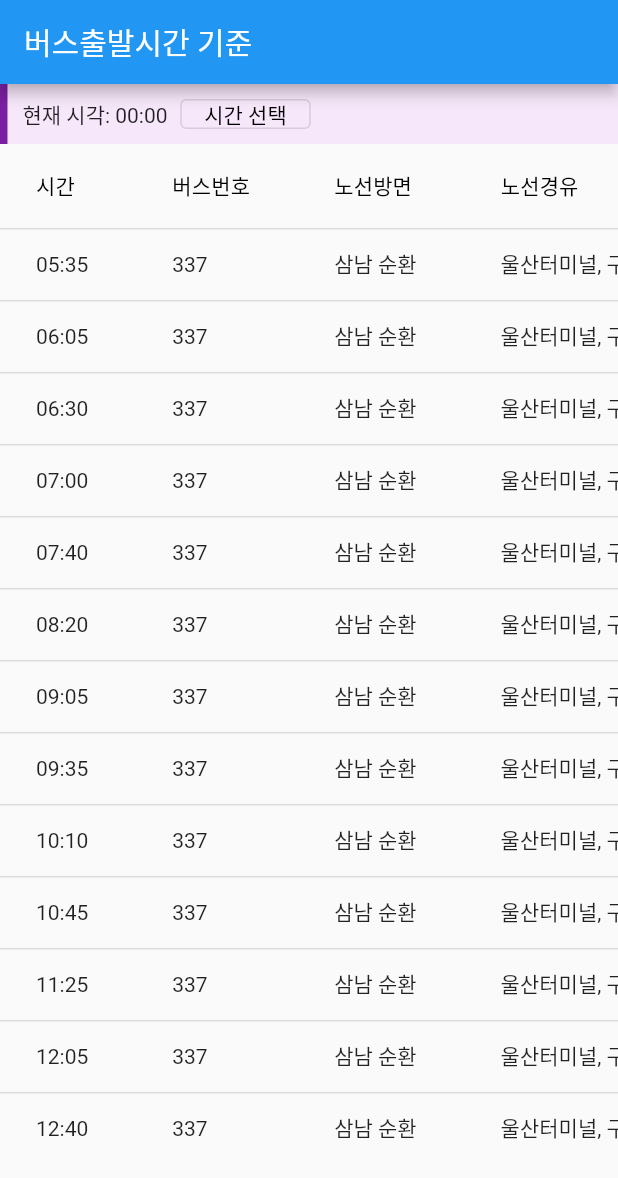
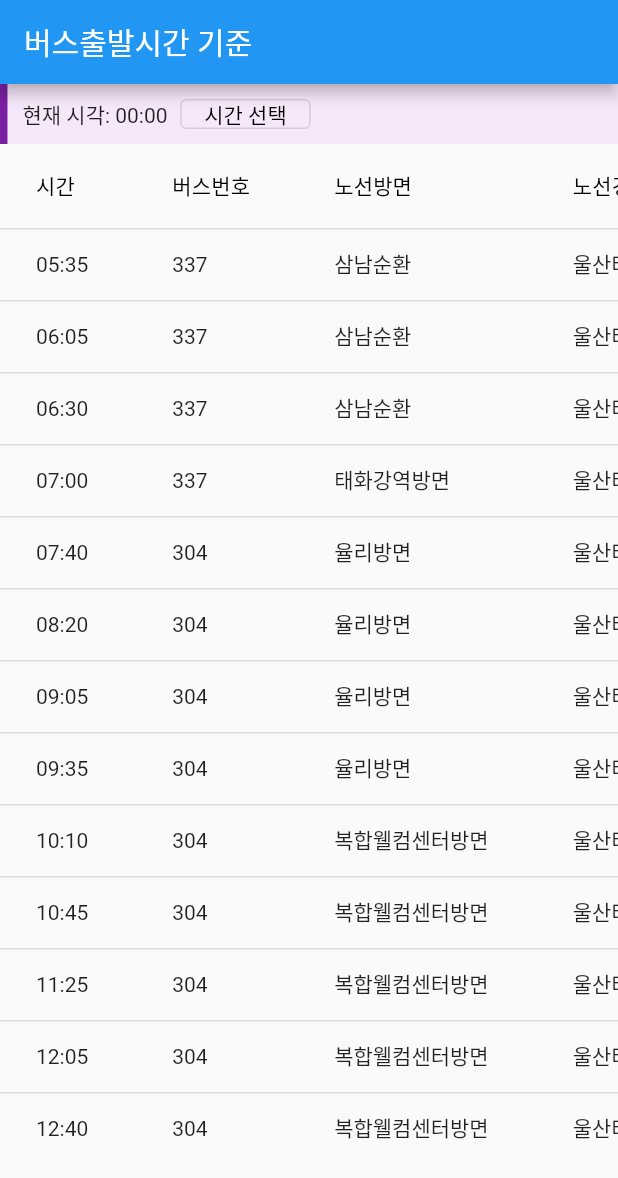
Before and after one commit to junwha0511/Bus-HeXA-App, a Flutter app: the deparatureTime screen opened directly, on a phone screen of 412 x 824 dp. Shown: the top 1178 px of the screen. Run offline on Flutter 3.47's test engine with Material 2 defaults, Android fonts, the phone set to English and light mode, and no system bars; network calls fail.

Commit message:
08-16
provider는 아직 공부 중이어서 작업하지 못했습니다. 일단 api에 있는 데이터를 가져왔을 때 데이터를 수정하지 않고 사용할 수 있도록 코드를 조금 수정했습니다. 그리고 bus_direction.dart파일은 제가 출발시간페이지 수정하기 전 코드가 있는데 실수로 같이 올라간 것 같아서 삭제했습니다.

```diff
--- a/lib/bus_direction.dart
+++ /dev/null
@@ -1,249 +0,0 @@
-import 'dart:math';
-
-import 'package:flutter/material.dart';
-
-void main() => runApp(BusTime());
-
-class BusTime extends StatefulWidget {
-  @override
-  _BusTimeState createState() => _BusTimeState();
-}
-
-class _BusTimeState extends State<BusTime> {
-  List<Map> _busTime = [
-    {
-      'hour': 05,
-      'minute': 35,
-      'time':'05:35',
-      'busnumber': '337',
-      'busdiretion': '삼남 순환',
-      'route': '울산터미널, 구영리, 언양터미널, KTX울산역'
-    },
-    {
-      'hour': 06,
-      'minute': 05,
-      'time':'06:05',
-      'busnumber': '337',
-      'busdiretion': '삼남 순환',
-      'route': '울산터미널, 구영리, 언양터미널, KTX울산역'
-    },
-    {
-      'hour': 06,
-      'minute': 30,
-      'time':'06:30',
-      'busnumber': '337',
-      'busdiretion': '삼남 순환',
-      'route': '울산터미널, 구영리, 언양터미널, KTX울산역'
-    },
-    {
-      'hour': 07,
-      'minute': 00,
-      'time':'07:00',
-      'busnumber': '337',
-      'busdiretion': '삼남 순환',
-      'route': '울산터미널, 구영리, 언양터미널, KTX울산역'
-    },
-    {
-      'hour': 07,
-      'minute': 40,
-      'time':'07:40',
-      'busnumber': '337',
-      'busdiretion': '삼남 순환',
-      'route': '울산터미널, 구영리, 언양터미널, KTX울산역'
-    },
-    {
-      'hour': 08,
-      'minute': 20,
-      'time':'08:20',
-      'busnumber': '337',
-      'busdiretion': '삼남 순환',
-      'route': '울산터미널, 구영리, 언양터미널, KTX울산역'
-    },
-    {
-      'hour': 09,
-      'minute': 05,
-      'time':'09:05',
-      'busnumber': '337',
-      'busdiretion': '삼남 순환',
-      'route': '울산터미널, 구영리, 언양터미널, KTX울산역'
-    },
-    {
-      'hour': 09,
-      'minute': 35,
-      'time':'09:35',
-      'busnumber': '337',
-      'busdiretion': '삼남 순환',
-      'route': '울산터미널, 구영리, 언양터미널, KTX울산역'
-    },
-    {
-      'hour': 10,
-      'minute': 10,
-      'time':'10:10',
-      'busnumber': '337',
-      'busdiretion': '삼남 순환',
-      'route': '울산터미널, 구영리, 언양터미널, KTX울산역'
-    },
-    {
-      'hour': 10,
-      'minute': 45,
-      'time':'10:45',
-      'busnumber': '337',
-      'busdiretion': '삼남 순환',
-      'route': '울산터미널, 구영리, 언양터미널, KTX울산역'
-    },
-    {
-      'hour': 11,
-      'minute': 25,
-      'time':'11:25',
-      'busnumber': '337',
-      'busdiretion': '삼남 순환',
-      'route': '울산터미널, 구영리, 언양터미널, KTX울산역'
-    },
-    {
-      'hour': 12,
-      'minute': 05,
-      'time':'12:05',
-      'busnumber': '337',
-      'busdiretion': '삼남 순환',
-      'route': '울산터미널, 구영리, 언양터미널, KTX울산역'
-    },
-    {
-      'hour': 12,
-      'minute': 40,
-      'time':'12:40',
-      'busnumber': '337',
-      'busdiretion': '삼남 순환',
-      'route': '울산터미널, 구영리, 언양터미널, KTX울산역'
-    },
-  ];
-
-TimeOfDay time = TimeOfDay(hour: 00, minute: 00);
-
-void _showTimePicker(){
-  showTimePicker(context: context,
-   initialTime: time).then((value) {
-    setState(() {
-      time=value!;
-    });
-   });
-}
-
-  @override
-  Widget build(BuildContext context) {
-
-
-var splitTime = [];
-var timeOfBusTime = [];
-var hourOfTime = new List.empty(growable: true);
-var minuteOfTime = new List.empty(growable: true);
-
-for (var i =0; i<_busTime.length; i++) {
-  splitTime = _busTime[i]['time'].split(':');
-  hourOfTime.add(splitTime[0]);
-  minuteOfTime.add(splitTime[1]);
-  splitTime=[];
-}
-
-var newList = new List.empty(growable: true);
-
-for (var i =0; i<_busTime.length; i++) {
-  if(hourOfTime[i] >= time.hour){
-    if(minuteOfTime[i]>=time.minute){
-      newList.add(_busTime[i]);
-    }
-  };
-}
-
-    return MaterialApp(
-      home:Scaffold(
-        appBar: AppBar(
-          title: Text('버스출발시간 기준'),
-        ),
-        body: SafeArea(
-          child: Center(
-            child: SingleChildScrollView(
-              child: Column(
-                children: <Widget>[
-                  Row(
-                    mainAxisAlignment: MainAxisAlignment.center,
-                    children: <Widget>[
-                    Container(
-                      height: 40,
-                      width: 5,
-                      padding: EdgeInsets.symmetric(vertical: 5.0),
-                      decoration: BoxDecoration(color: Colors.purple[700]),
-                    ),
-                    Expanded(child: Container(
-                      height: 40,
-                      padding: EdgeInsets.all(10.0),
-                      decoration: BoxDecoration(color: Colors.purpleAccent.withOpacity(0.1)),
-                      child: Row(
-                        children: [
-                          Text(
-                        '현재 시각: ${time.hour.toString().padLeft(2,'0')}:${time.minute.toString().padLeft(2, '0')} '
-                      ),
-                      const SizedBox( width: 5,),
-                     TextButton(child: Text('시간 선택'),
-                     onPressed:(){
-                      showDialog(context: context,
-                      barrierDismissible: true,
-                       builder: (BuildContext context){
-                        return AlertDialog(
-                          content: Row(children: [
-                            Text('hi')
-                          ],),
-                          actions: [
-                            TextButton(child: const Text('확인'),
-                            onPressed: (){
-                              Navigator.of(context).pop();
-                            },)
-                          ],
-                        );
-                       });
-                     })
-                        ],
-                      )
-                    ),
-                    ),
-              ],
-              ),
-              SingleChildScrollView(
-                scrollDirection: Axis.horizontal,
-                child: Container(
-                  child: _createDataTable(),
-                )
-              ),
-
-                ],
-              ),
-            ),
-          ),
-        ),
-      ),
-      debugShowCheckedModeBanner: false,
-    );
-  }
-
-  DataTable _createDataTable() {
-    return DataTable(columns: _createColumns(), rows: _createRows());
-  }
-
-  List<DataColumn> _createColumns() {
-    return [
-      DataColumn(label: Text('시간')),
-      DataColumn(label: Text('버스번호')),
-      DataColumn(label: Text('노선방면')),
-      DataColumn(label: Text('노선경유'))
-    ];
-  }
-
-  List<DataRow> _createRows() {
-    return _busTime.map((newList) => DataRow(cells: [
-          DataCell(Text('${newList['hour'].toString().padLeft(2,'0')}:${newList['minute'].toString().padLeft(2,'0')}')),
-          DataCell(Text(newList['busnumber'])),
-          DataCell(Text(newList['busdiretion'])),
-          DataCell(Text(newList['route'])),
-        ])).toList();
-  }
-
-}
--- a/lib/bustime.dart
+++ b/lib/bustime.dart
@@ -1,6 +1,7 @@
 import 'package:flutter/material.dart';
 
 void main() => runApp(BusTime());
+
 
 class BusTime extends StatefulWidget {
   const BusTime({Key? key}) : super(key: key);
@@ -28,88 +29,47 @@ class _BusTimeState extends State<BusTime> {
 class deparatureTime extends StatefulWidget {
   const deparatureTime({Key? key}) : super(key: key);
 
-  @override
+@override
   State<deparatureTime> createState() => _deparatureTimeState();
 }
 
 class _deparatureTimeState extends State<deparatureTime> {
   List<Map> _busTime = [
+    {'bus': '337(삼남순환)', 'time': '0535', 'route': '울산터미널, 구영리, 언양터미널, KTX울산역'},
+    {'bus': '337(삼남순환)', 'time': '0605', 'route': '울산터미널, 구영리, 언양터미널, KTX울산역'},
+    {'bus': '337(삼남순환)', 'time': '0630', 'route': '울산터미널, 구영리, 언양터미널, KTX울산역'},
     {
-      'time': '05:35',
-      'busnumber': '337',
-      'busdiretion': '삼남 순환',
+      'bus': '337(태화강역방면)',
+      'time': '0700',
+      'route': '울산터미널, 구영리, 언양터미널, KTX울산역'
+    },
+    {'bus': '304(율리방면)', 'time': '0740', 'route': '울산터미널, 구영리, 언양터미널, KTX울산역'},
+    {'bus': '304(율리방면)', 'time': '0820', 'route': '울산터미널, 구영리, 언양터미널, KTX울산역'},
+    {'bus': '304(율리방면)', 'time': '0905', 'route': '울산터미널, 구영리, 언양터미널, KTX울산역'},
+    {'bus': '304(율리방면)', 'time': '0935', 'route': '울산터미널, 구영리, 언양터미널, KTX울산역'},
+    {
+      'bus': '304(복합웰컴센터방면)',
+      'time': '1010',
       'route': '울산터미널, 구영리, 언양터미널, KTX울산역'
     },
     {
-      'time': '06:05',
-      'busnumber': '337',
-      'busdiretion': '삼남 순환',
+      'bus': '304(복합웰컴센터방면)',
+      'time': '1045',
       'route': '울산터미널, 구영리, 언양터미널, KTX울산역'
     },
     {
-      'time': '06:30',
-      'busnumber': '337',
-      'busdiretion': '삼남 순환',
+      'bus': '304(복합웰컴센터방면)',
+      'time': '1125',
       'route': '울산터미널, 구영리, 언양터미널, KTX울산역'
     },
     {
-      'time': '07:00',
-      'busnumber': '337',
-      'busdiretion': '삼남 순환',
+      'bus': '304(복합웰컴센터방면)',
+      'time': '1205',
       'route': '울산터미널, 구영리, 언양터미널, KTX울산역'
     },
     {
-      'time': '07:40',
-      'busnumber': '337',
-      'busdiretion': '삼남 순환',
-      'route': '울산터미널, 구영리, 언양터미널, KTX울산역'
-    },
-    {
-      'time': '08:20',
-      'busnumber': '337',
-      'busdiretion': '삼남 순환',
-      'route': '울산터미널, 구영리, 언양터미널, KTX울산역'
-    },
-    {
-      'time': '09:05',
-      'busnumber': '337',
-      'busdiretion': '삼남 순환',
-      'route': '울산터미널, 구영리, 언양터미널, KTX울산역'
-    },
-    {
-      'time': '09:35',
-      'busnumber': '337',
-      'busdiretion': '삼남 순환',
-      'route': '울산터미널, 구영리, 언양터미널, KTX울산역'
-    },
-    {
-      'time': '10:10',
-      'busnumber': '337',
-      'busdiretion': '삼남 순환',
-      'route': '울산터미널, 구영리, 언양터미널, KTX울산역'
-    },
-    {
-      'time': '10:45',
-      'busnumber': '337',
-      'busdiretion': '삼남 순환',
-      'route': '울산터미널, 구영리, 언양터미널, KTX울산역'
-    },
-    {
-      'time': '11:25',
-      'busnumber': '337',
-      'busdiretion': '삼남 순환',
-      'route': '울산터미널, 구영리, 언양터미널, KTX울산역'
-    },
-    {
-      'time': '12:05',
-      'busnumber': '337',
-      'busdiretion': '삼남 순환',
-      'route': '울산터미널, 구영리, 언양터미널, KTX울산역'
-    },
-    {
-      'time': '12:40',
-      'busnumber': '337',
-      'busdiretion': '삼남 순환',
+      'bus': '304(복합웰컴센터방면)',
+      'time': '1240',
       'route': '울산터미널, 구영리, 언양터미널, KTX울산역'
     },
   ];
@@ -119,10 +79,11 @@ class _deparatureTimeState extends State<deparatureTime> {
 
   @override
   Widget build(BuildContext context) {
-    for (var i = 0; i < _busTime.length; i++) {
+
+   for (var i = 0; i < _busTime.length; i++) {
       TimeOfDay listTime = TimeOfDay(
-          hour: int.parse(_busTime[i]['time'].split(":")[0]),
-          minute: int.parse(_busTime[i]['time'].split(":")[1]));
+          hour: int.parse(_busTime[i]['time'].substring(0, 2)),
+          minute: int.parse(_busTime[i]['time'].substring(2)));
       if (listTime.hour > time.hour) {
         newList.add(_busTime[i]);
       } else if (listTime.hour == time.hour) {
@@ -211,9 +172,9 @@ class _deparatureTimeState extends State<deparatureTime> {
     return newList
         .map((newList) => DataRow(cells: [
               DataCell(Text(
-                  '${newList['time'].split(":")[0].toString().padLeft(2, '0')}:${newList['time'].split(":")[1].toString().padLeft(2, '0')}')),
-              DataCell(Text(newList['busnumber'])),
-              DataCell(Text(newList['busdiretion'])),
+                  '${newList['time'].substring(0, 2).toString().padLeft(2, '0')}:${newList['time'].substring(2).toString().padLeft(2, '0')}')),
+              DataCell(Text(newList['bus'].split("(")[0])),
+              DataCell(Text(newList['bus'].split("(")[1].split(")")[0])),
               DataCell(Text(newList['route'])),
             ]))
         .toList();
```
